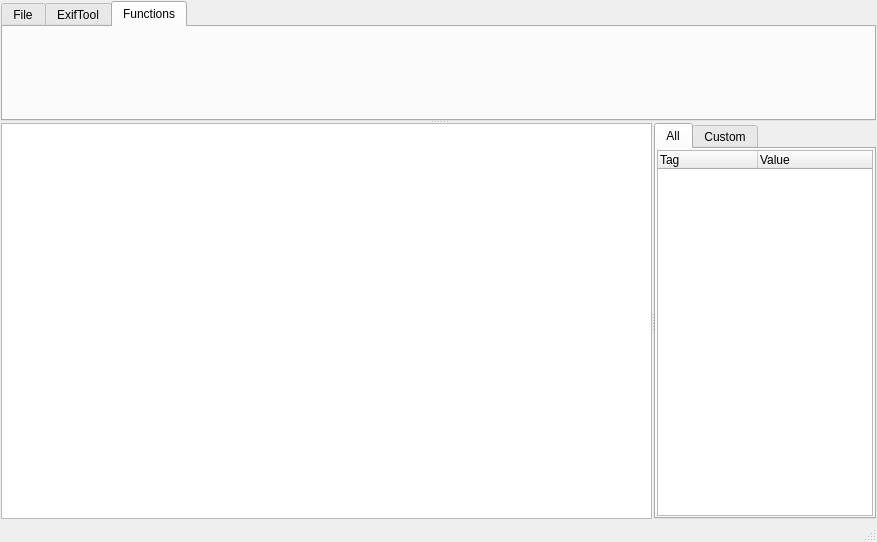
Above: exiftoolgui_mainwindow.ui from Yang-z/ExifToolGUI before the change. Below: the same form after it.
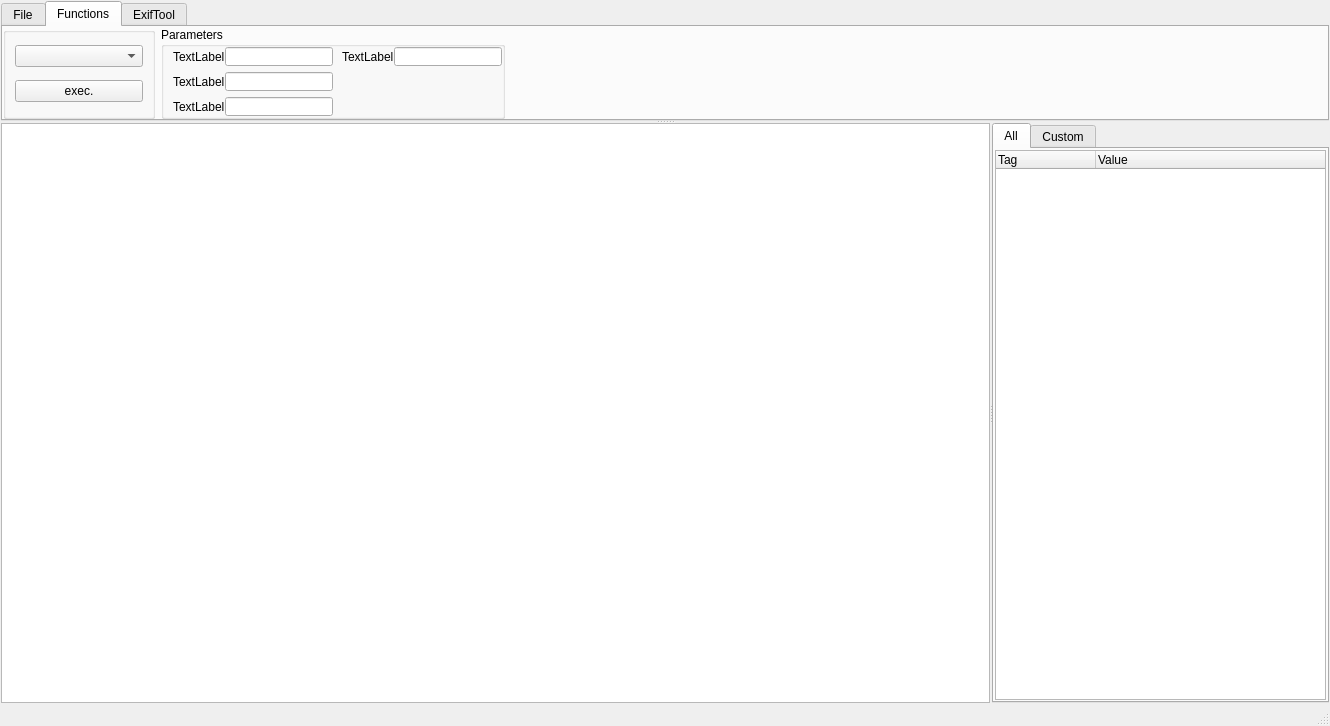
That is the form after the change.

Commit message: add batch functions

```diff
--- a/exiftoolgui_mainwindow.ui
+++ b/exiftoolgui_mainwindow.ui
@@ -6,8 +6,8 @@
    <rect>
     <x>0</x>
     <y>0</y>
-    <width>877</width>
-    <height>542</height>
+    <width>1330</width>
+    <height>726</height>
    </rect>
   </property>
   <property name="windowTitle">
@@ -222,6 +222,223 @@
          </item>
         </layout>
        </widget>
+       <widget class="QWidget" name="memu_functions">
+        <attribute name="title">
+         <string>Functions</string>
+        </attribute>
+        <layout class="QHBoxLayout" name="horizontalLayout">
+         <property name="leftMargin">
+          <number>0</number>
+         </property>
+         <property name="topMargin">
+          <number>0</number>
+         </property>
+         <property name="rightMargin">
+          <number>0</number>
+         </property>
+         <property name="bottomMargin">
+          <number>0</number>
+         </property>
+         <item>
+          <widget class="QGroupBox" name="groupBox_functions">
+           <property name="sizePolicy">
+            <sizepolicy hsizetype="Fixed" vsizetype="Preferred">
+             <horstretch>0</horstretch>
+             <verstretch>0</verstretch>
+            </sizepolicy>
+           </property>
+           <property name="title">
+            <string/>
+           </property>
+           <layout class="QVBoxLayout" name="verticalLayout">
+            <property name="spacing">
+             <number>1</number>
+            </property>
+            <property name="leftMargin">
+             <number>9</number>
+            </property>
+            <property name="topMargin">
+             <number>0</number>
+            </property>
+            <property name="rightMargin">
+             <number>9</number>
+            </property>
+            <property name="bottomMargin">
+             <number>0</number>
+            </property>
+            <item>
+             <widget class="QComboBox" name="comboBox_functions">
+              <property name="sizePolicy">
+               <sizepolicy hsizetype="Preferred" vsizetype="Fixed">
+                <horstretch>0</horstretch>
+                <verstretch>0</verstretch>
+               </sizepolicy>
+              </property>
+              <property name="minimumSize">
+               <size>
+                <width>128</width>
+                <height>0</height>
+               </size>
+              </property>
+             </widget>
+            </item>
+            <item>
+             <widget class="QPushButton" name="pushButton_functions_exec">
+              <property name="sizePolicy">
+               <sizepolicy hsizetype="Preferred" vsizetype="Fixed">
+                <horstretch>0</horstretch>
+                <verstretch>0</verstretch>
+               </sizepolicy>
+              </property>
+              <property name="minimumSize">
+               <size>
+                <width>128</width>
+                <height>0</height>
+               </size>
+              </property>
+              <property name="text">
+               <string>exec.</string>
+              </property>
+             </widget>
+            </item>
+           </layout>
+          </widget>
+         </item>
+         <item>
+          <widget class="QGroupBox" name="groupBox_parameters">
+           <property name="title">
+            <string>Parameters</string>
+           </property>
+           <property name="checkable">
+            <bool>false</bool>
+           </property>
+           <layout class="QGridLayout" name="gridLayout_6">
+            <property name="leftMargin">
+             <number>9</number>
+            </property>
+            <property name="topMargin">
+             <number>0</number>
+            </property>
+            <property name="rightMargin">
+             <number>0</number>
+            </property>
+            <property name="bottomMargin">
+             <number>0</number>
+            </property>
+            <property name="horizontalSpacing">
+             <number>9</number>
+            </property>
+            <property name="verticalSpacing">
+             <number>6</number>
+            </property>
+            <item row="0" column="1">
+             <layout class="QHBoxLayout" name="horizontalLayout_5">
+              <item>
+               <widget class="QLabel" name="label">
+                <property name="sizePolicy">
+                 <sizepolicy hsizetype="Preferred" vsizetype="Preferred">
+                  <horstretch>0</horstretch>
+                  <verstretch>0</verstretch>
+                 </sizepolicy>
+                </property>
+                <property name="text">
+                 <string>TextLabel</string>
+                </property>
+               </widget>
+              </item>
+              <item>
+               <widget class="QLineEdit" name="lineEdit_2">
+                <property name="sizePolicy">
+                 <sizepolicy hsizetype="Preferred" vsizetype="Fixed">
+                  <horstretch>0</horstretch>
+                  <verstretch>0</verstretch>
+                 </sizepolicy>
+                </property>
+               </widget>
+              </item>
+             </layout>
+            </item>
+            <item row="1" column="1">
+             <layout class="QHBoxLayout" name="horizontalLayout_6">
+              <item>
+               <widget class="QLabel" name="label_2">
+                <property name="text">
+                 <string>TextLabel</string>
+                </property>
+               </widget>
+              </item>
+              <item>
+               <widget class="QLineEdit" name="lineEdit_3">
+                <property name="sizePolicy">
+                 <sizepolicy hsizetype="Preferred" vsizetype="Fixed">
+                  <horstretch>0</horstretch>
+                  <verstretch>0</verstretch>
+                 </sizepolicy>
+                </property>
+               </widget>
+              </item>
+             </layout>
+            </item>
+            <item row="2" column="1">
+             <layout class="QHBoxLayout" name="horizontalLayout_7">
+              <item>
+               <widget class="QLabel" name="label_3">
+                <property name="text">
+                 <string>TextLabel</string>
+                </property>
+               </widget>
+              </item>
+              <item>
+               <widget class="QLineEdit" name="lineEdit_4">
+                <property name="sizePolicy">
+                 <sizepolicy hsizetype="Preferred" vsizetype="Fixed">
+                  <horstretch>0</horstretch>
+                  <verstretch>0</verstretch>
+                 </sizepolicy>
+                </property>
+               </widget>
+              </item>
+             </layout>
+            </item>
+            <item row="0" column="4">
+             <layout class="QHBoxLayout" name="horizontalLayout_8">
+              <item>
+               <widget class="QLabel" name="label_4">
+                <property name="text">
+                 <string>TextLabel</string>
+                </property>
+               </widget>
+              </item>
+              <item>
+               <widget class="QLineEdit" name="lineEdit_5">
+                <property name="sizePolicy">
+                 <sizepolicy hsizetype="Preferred" vsizetype="Fixed">
+                  <horstretch>0</horstretch>
+                  <verstretch>0</verstretch>
+                 </sizepolicy>
+                </property>
+               </widget>
+              </item>
+             </layout>
+            </item>
+           </layout>
+          </widget>
+         </item>
+         <item>
+          <spacer name="horizontalSpacer_3">
+           <property name="orientation">
+            <enum>Qt::Horizontal</enum>
+           </property>
+           <property name="sizeHint" stdset="0">
+            <size>
+             <width>40</width>
+             <height>20</height>
+            </size>
+           </property>
+          </spacer>
+         </item>
+        </layout>
+       </widget>
        <widget class="QWidget" name="memu_exiftool">
         <attribute name="title">
          <string>ExifTool</string>
@@ -358,11 +575,6 @@
          </item>
         </layout>
        </widget>
-       <widget class="QWidget" name="memu_functions">
-        <attribute name="title">
-         <string>Functions</string>
-        </attribute>
-       </widget>
       </widget>
       <widget class="QSplitter" name="splitter_1_dwon">
        <property name="orientation">
```
Left out of the diff: 17 changed lines with no effect on the pictures. The commit also changes 5 other files.
